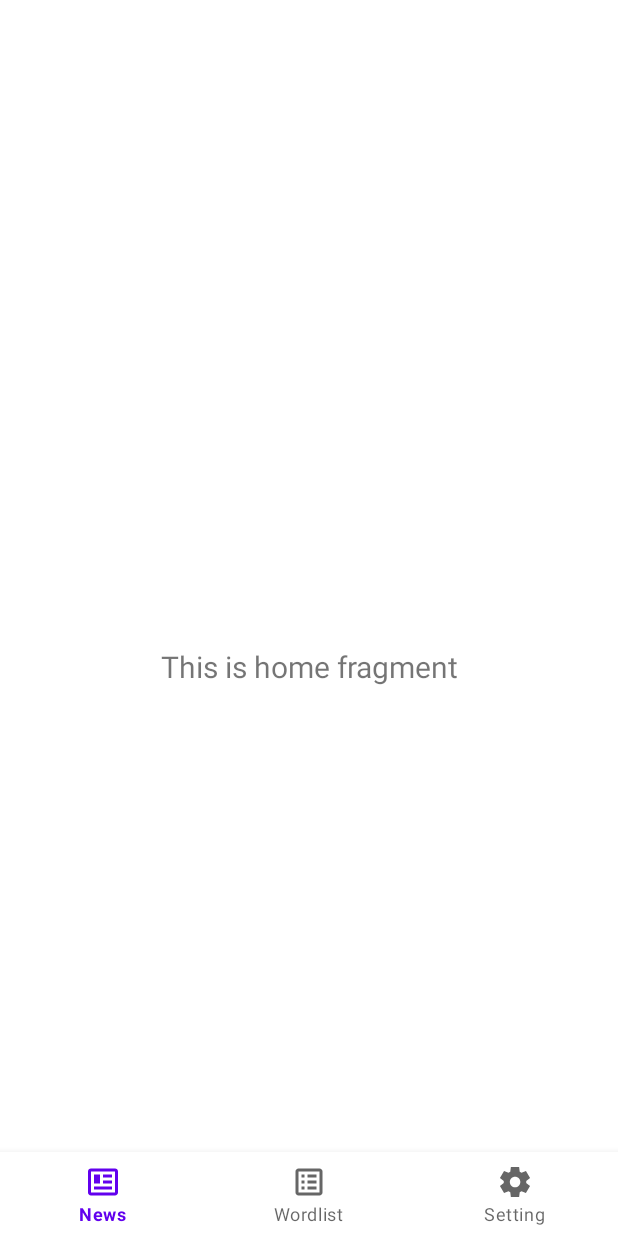
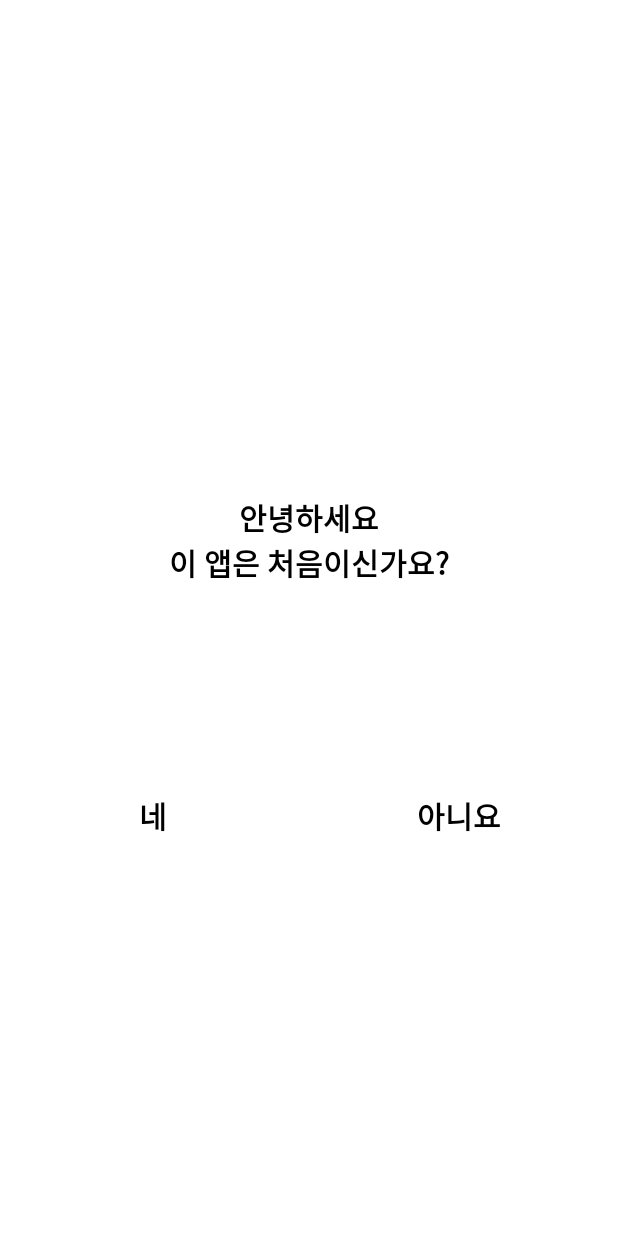
Before and after one commit to MoPrgrm/Front-, an Android app: the screen it shows after launch (MainActivity before the commit, InitialCheckActivity after it), on a phone screen of 412 x 824 dp. Run offline under Robolectric (Android 15) with nearby library versions, the phone set to English and light mode, and no system bars; our stand-ins replace navigation-ui.

Commit message:
#feat : add initial activity

```diff
--- /dev/null
+++ b/app/src/main/java/kr/co/gachon/moproject_d/InitialCheckActivity.java
@@ -0,0 +1,52 @@
+package kr.co.gachon.moproject_d;
+
+import android.content.Intent;
+import android.os.Bundle;
+import android.view.View;
+import android.widget.Button;
+import android.widget.TextView;
+
+import androidx.activity.EdgeToEdge;
+import androidx.appcompat.app.AppCompatActivity;
+import androidx.core.graphics.Insets;
+import androidx.core.view.ViewCompat;
+import androidx.core.view.WindowInsetsCompat;
+
+
+public class InitialCheckActivity extends AppCompatActivity {
+
+    Button btnYes, btnNo;
+
+    @Override
+    protected void onCreate(Bundle savedInstanceState) {
+        super.onCreate(savedInstanceState);
+        EdgeToEdge.enable(this);
+        setContentView(R.layout.activity_initial_check);
+        ViewCompat.setOnApplyWindowInsetsListener(findViewById(R.id.initial_check), (v, insets) -> {
+            Insets systemBars = insets.getInsets(WindowInsetsCompat.Type.systemBars());
+            v.setPadding(systemBars.left, systemBars.top, systemBars.right, systemBars.bottom);
+            return insets;
+        });
+
+
+
+        btnYes = findViewById(R.id.btn_initial_yes);
+        btnNo = findViewById(R.id.btn_initial_no);
+
+        btnYes.setOnClickListener(new View.OnClickListener() {
+            @Override
+            public void onClick(View v) {
+
+            }
+        });
+
+        btnNo.setOnClickListener(new View.OnClickListener() {
+            @Override
+            public void onClick(View v) {
+
+            }
+        });
+
+
+    }
+}
--- a/app/src/main/java/kr/co/gachon/moproject_d/MainActivity.java
+++ b/app/src/main/java/kr/co/gachon/moproject_d/MainActivity.java
@@ -1,5 +1,7 @@
 package kr.co.gachon.moproject_d;
 
+import android.content.Intent;
+import android.content.SharedPreferences;
 import android.os.Bundle;
 
 import com.google.android.material.bottomnavigation.BottomNavigationView;
@@ -20,6 +22,25 @@ public class MainActivity extends AppCompatActivity {
     protected void onCreate(Bundle savedInstanceState) {
         super.onCreate(savedInstanceState);
 
+        SharedPreferences prefs = getSharedPreferences("MyPrefs", MODE_PRIVATE);
+        boolean isFirstRun = prefs.getBoolean("isFirstRun", true);
+        SharedPreferences.Editor editor = prefs.edit();
+
+        if(isFirstRun){
+
+            Intent intent = new Intent(MainActivity.this, InitialCheckActivity.class);
+            startActivity(intent);
+
+
+            editor.putBoolean("isFirstRun", false);
+            editor.apply();
+
+
+        }
+        else{
+
+        }
+
         binding = ActivityMainBinding.inflate(getLayoutInflater());
         setContentView(binding.getRoot());
 
--- /dev/null
+++ b/app/src/main/java/kr/co/gachon/moproject_d/ui/InitialLanguageActivity.java
@@ -0,0 +1,4 @@
+package kr.co.gachon.moproject_d.ui;
+
+public class InitialLanguageActivity {
+}
--- a/app/src/main/res/layout/activity_initial_account.xml
+++ b/app/src/main/res/layout/activity_initial_account.xml
@@ -4,7 +4,8 @@
     xmlns:tools="http://schemas.android.com/tools"
     android:layout_width="match_parent"
     android:layout_height="match_parent"
-    tools:context=".ui.setting.SettingFragment">
+    tools:context=".ui.setting.SettingFragment"
+    android:id="@+id/initial_account">
 
     <Space
         android:id="@+id/spaceTop"
--- a/app/src/main/res/layout/activity_initial_check.xml
+++ b/app/src/main/res/layout/activity_initial_check.xml
@@ -4,7 +4,8 @@
     xmlns:tools="http://schemas.android.com/tools"
     android:layout_width="match_parent"
     android:layout_height="match_parent"
-    tools:context=".ui.setting.SettingFragment">
+    tools:context=".ui.setting.SettingFragment"
+    android:id="@+id/initial_check">
 
 
     <Space
--- a/app/src/main/res/layout/activity_initial_complete.xml
+++ b/app/src/main/res/layout/activity_initial_complete.xml
@@ -4,7 +4,8 @@
     xmlns:tools="http://schemas.android.com/tools"
     android:layout_width="match_parent"
     android:layout_height="match_parent"
-    tools:context=".ui.setting.SettingFragment">
+    tools:context=".ui.setting.SettingFragment"
+    android:id="@+id/initial_complete">
 
 
     <Space
--- a/app/src/main/res/layout/activity_initial_select_language.xml
+++ b/app/src/main/res/layout/activity_initial_select_language.xml
@@ -4,7 +4,8 @@
     xmlns:tools="http://schemas.android.com/tools"
     android:layout_width="match_parent"
     android:layout_height="match_parent"
-    tools:context=".ui.setting.SettingFragment">
+    tools:context=".ui.setting.SettingFragment"
+    android:id="@+id/initial_language">
 
 
     <Space
--- a/app/src/main/res/layout/activity_initial_select_topic.xml
+++ b/app/src/main/res/layout/activity_initial_select_topic.xml
@@ -4,7 +4,8 @@
     xmlns:tools="http://schemas.android.com/tools"
     android:layout_width="match_parent"
     android:layout_height="match_parent"
-    tools:context=".ui.setting.SettingFragment">
+    tools:context=".ui.setting.SettingFragment"
+    android:id="@+id/initial_topic">
 
 
     <Space
```
Also changed, not shown: app/src/main/java/kr/co/gachon/moproject_d/InitialAccountActivity.java (added, +29 -0 lines), app/src/main/java/kr/co/gachon/moproject_d/InitialCompleteActivity.java (added, +30 -0 lines), app/src/main/java/kr/co/gachon/moproject_d/InitialLanguageActivity.java (added, +29 -0 lines), app/src/main/java/kr/co/gachon/moproject_d/InitialTopicActivity.java (added, +30 -0 lines).
